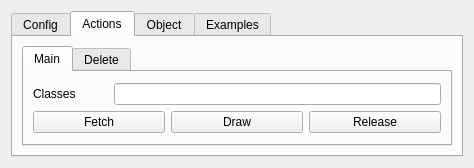
Qt form Y3A/Y3A.ui (Nummulith/ObjectModelFramework) before a commit.
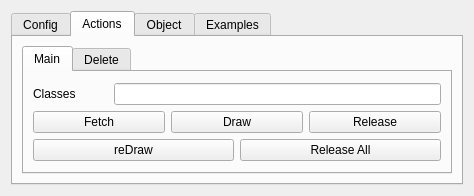
The same form after that commit. The open tabs and pages were chosen to show the change.

```diff
--- a/Y3A/Y3A.ui
+++ b/Y3A/Y3A.ui
@@ -7,7 +7,7 @@
     <x>0</x>
     <y>0</y>
     <width>474</width>
-    <height>166</height>
+    <height>195</height>
    </rect>
   </property>
   <property name="windowTitle">
@@ -181,6 +181,24 @@
                    </item>
                   </layout>
                  </item>
+                 <item>
+                  <layout class="QHBoxLayout" name="horizontalLayout_14">
+                   <item>
+                    <widget class="QPushButton" name="bReDraw">
+                     <property name="text">
+                      <string>reDraw</string>
+                     </property>
+                    </widget>
+                   </item>
+                   <item>
+                    <widget class="QPushButton" name="bReleaseAll">
+                     <property name="text">
+                      <string>Release All</string>
+                     </property>
+                    </widget>
+                   </item>
+                  </layout>
+                 </item>
                 </layout>
                </item>
               </layout>
```
Left out of the diff: 2 changed lines with no effect on the pictures.
